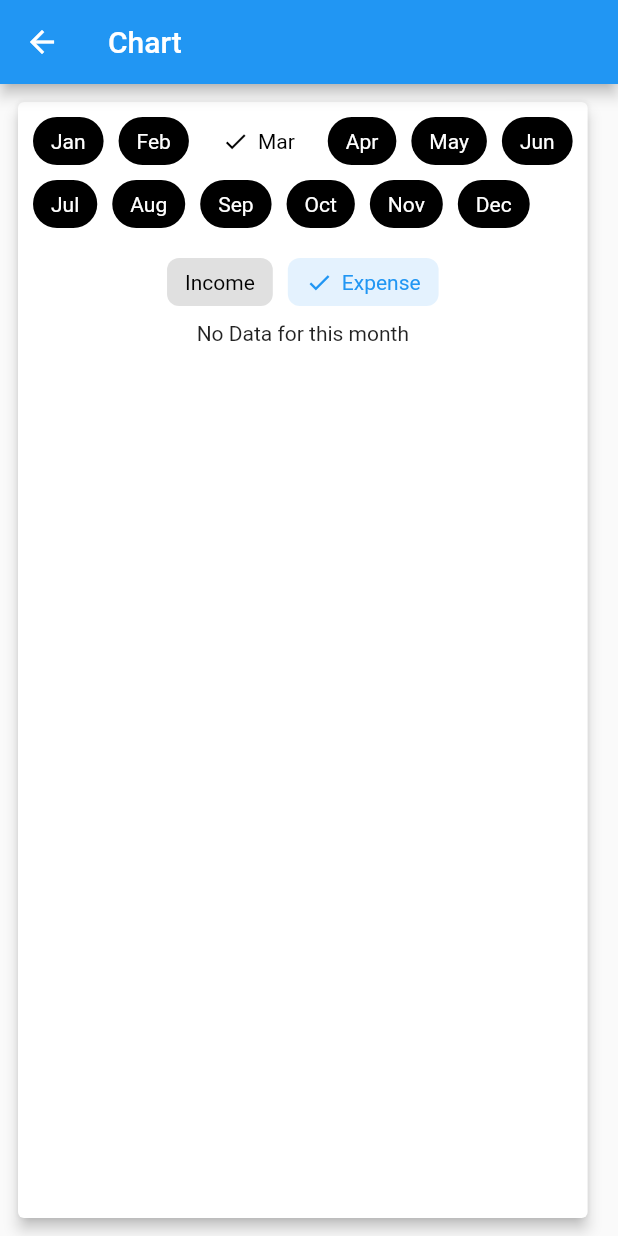
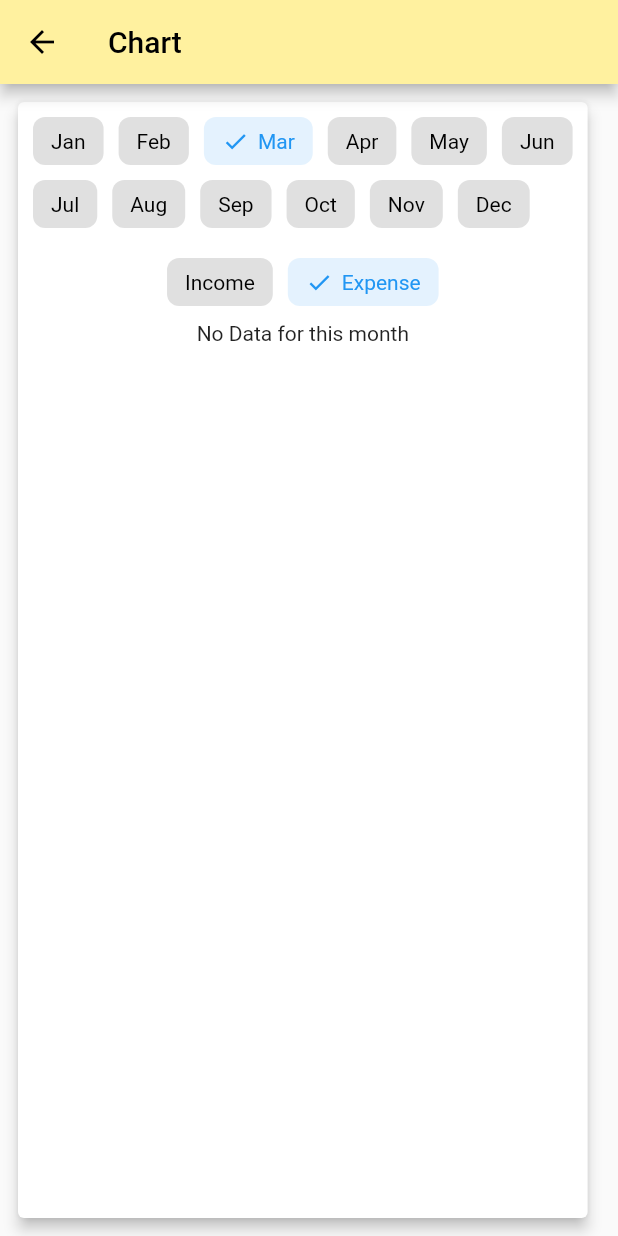
Before and after one commit to FathiAyari/money-tracker, a Flutter app: the PieChartView screen opened by its route, on a phone screen of 412 x 824 dp. Run offline on Flutter 3.47's test engine with Material 2 defaults, Android fonts, the light colour scheme and no system bars; drawn by our look-alikes of chips_choice; our stand-ins replace cloud_firestore, firebase_auth, firebase_core, fluttertoast, font_awesome_flutter, get and 4 more; accounts and stored records are empty; project files that could hold a hidden picture were left out.

Commit message:
close drawer after chart navigation

```diff
--- a/lib/ui/widgets/home_view_widgets/app_drawer.dart
+++ b/lib/ui/widgets/home_view_widgets/app_drawer.dart
@@ -55,6 +55,7 @@ class AppDrawer extends StatelessWidget {
             title: Text('Chart'),
             leading: Icon(Icons.pie_chart),
             onTap: () {
+              Navigator.pop(context);
               Navigator.of(context).pushNamed("/chart");
             },
           ),
--- a/lib/ui/widgets/home_view_widgets/piechart_view.dart
+++ b/lib/ui/widgets/home_view_widgets/piechart_view.dart
@@ -1,6 +1,7 @@
 import 'package:chips_choice/chips_choice.dart';
 import 'package:flutter/material.dart';
 import 'package:moneymanager/core/enums/viewstate.dart';
+import 'package:moneymanager/ui/shared/app_colors.dart';
 import 'package:moneymanager/ui/shared/dimensions/dimensions.dart';
 import 'package:moneymanager/ui/views/base_view.dart';
 import 'package:pie_chart/pie_chart.dart';
@@ -17,7 +18,14 @@ class PieChartView extends StatelessWidget {
       onModelReady: (model) => model.init(true),
       builder: (context, model, child) => Scaffold(
         appBar: AppBar(
-          title: Text('Chart'),
+          iconTheme: IconThemeData(
+            color: Colors.black, //change your color here
+          ),
+          backgroundColor: backgroundColor,
+          title: Text(
+            'Chart',
+            style: TextStyle(color: Colors.black),
+          ),
         ),
         body: model.state == ViewState.Busy
             ? CircularProgressIndicator()
@@ -31,34 +39,6 @@ class PieChartView extends StatelessWidget {
                       child: Column(
                         children: <Widget>[
                           ChipsChoice<int>.single(
-                            choiceStyle: C2ChipStyle.filled(
-                                backgroundOpacity: 0,
-                                pressedStyle: const C2ChipStyle(
-                                  backgroundColor: Colors.white,
-                                  shadowColor: Colors.white,
-                                  borderRadius: BorderRadius.all(
-                                    Radius.circular(25),
-                                  ),
-                                ),
-                                selectedStyle: const C2ChipStyle(
-                                  backgroundColor: Colors.white,
-                                  borderColor: Colors.red,
-                                  borderWidth: 2,
-                                  borderStyle: BorderStyle.solid,
-                                  borderOpacity: 0.9,
-                                  checkmarkColor: Colors.red,
-                                  borderRadius: BorderRadius.all(
-                                    Radius.circular(25),
-                                  ),
-                                ),
-                                checkmarkStyle: C2ChipCheckmarkStyle.round,
-                                avatarForegroundColor: Colors.red,
-                                borderRadius: BorderRadius.all(
-                                  Radius.circular(25),
-                                ),
-                                avatarForegroundStyle: TextStyle(color: Colors.red),
-                                avatarBackgroundColor: Colors.red,
-                                checkmarkColor: Colors.red),
                             choiceCheckmark: true,
                             value: model.selectedMonthIndex,
                             wrapped: true,
```
